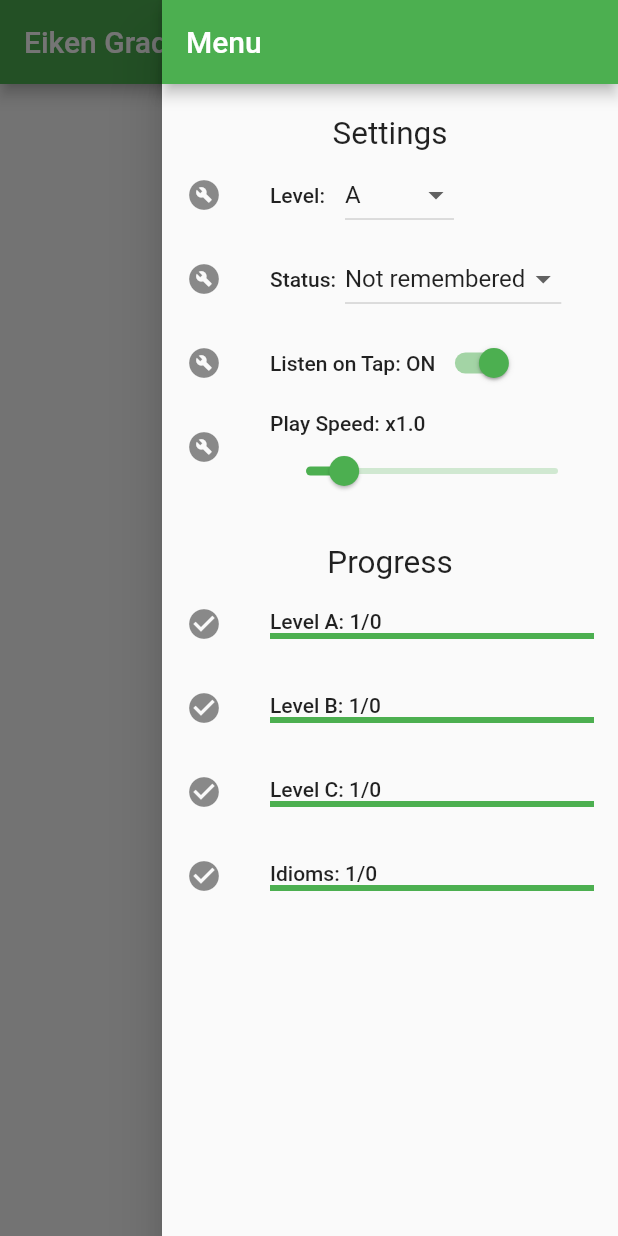
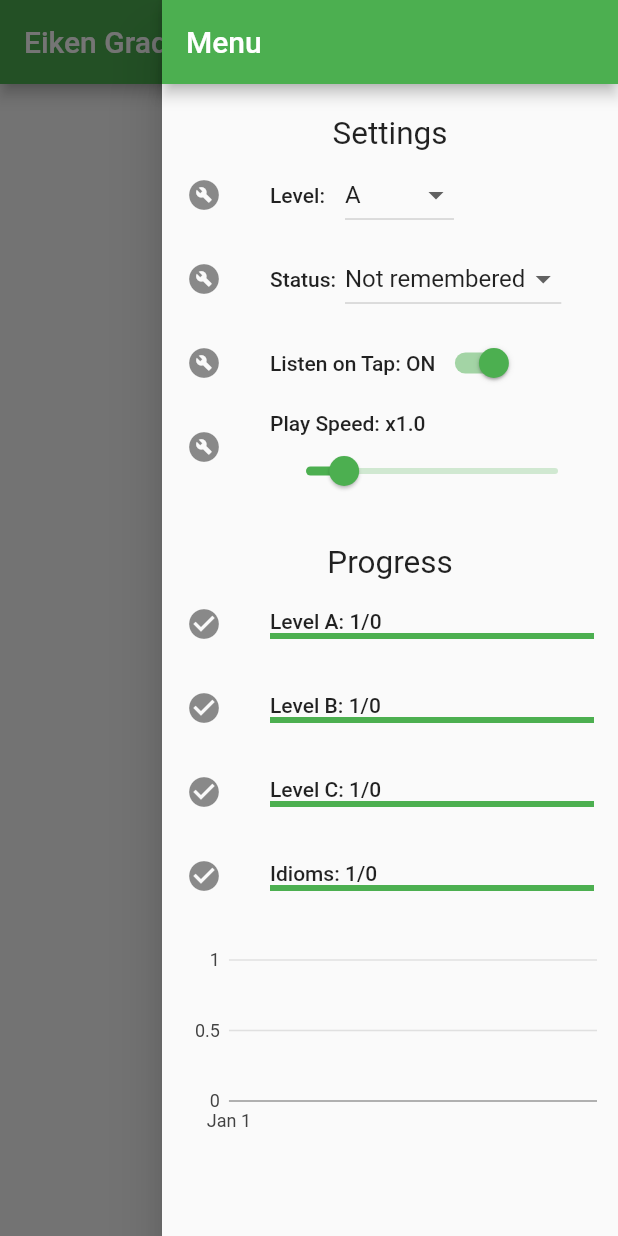
Before and after one commit to neutron0831/eiken-grade-1, a Flutter app: the screen it shows after launch, with the side drawer open, on a phone screen of 412 x 824 dp. Run offline on Flutter 3.47's test engine with Material 2 defaults, Android fonts, the phone set to English and light mode, and no system bars; our stand-ins replace charts_flutter, cloud_firestore, firebase_core, just_audio; missing offline and left inert: audio_session, draggable_scrollbar; accounts and stored records are empty; statements that could not run were skipped.

Commit message:
:sparkles: Add a progress chart on the drawer #14
Add a progress chart on the drawer to show how many words are remembered.

```diff
--- /dev/null
+++ b/lib/components/progress_chart.dart
@@ -0,0 +1,57 @@
+import 'package:charts_flutter/flutter.dart' as charts;
+import 'package:flutter/material.dart';
+
+class ProgressChart extends StatelessWidget {
+  final List words;
+  final bool animate;
+
+  const ProgressChart(this.words, {Key? key, required this.animate})
+      : super(key: key);
+
+  @override
+  Widget build(BuildContext context) {
+    return charts.TimeSeriesChart(
+      createChartData(words),
+      animate: animate,
+      dateTimeFactory: const charts.LocalDateTimeFactory(),
+    );
+  }
+
+  static List<charts.Series<TimeSeriesWords, DateTime>> createChartData(
+      List words) {
+    final List rememberedWords =
+        words.where((word) => word['remembered']).toList();
+    final List dates = rememberedWords
+        .map((word) => DateUtils.dateOnly(word['updatedAt']))
+        .toSet()
+        .toList();
+    dates.sort();
+    List<TimeSeriesWords> data = dates
+        .map((date) => TimeSeriesWords(
+            date,
+            rememberedWords
+                .where((word) => DateUtils.dateOnly(word['updatedAt']) == date)
+                .length))
+        .toList();
+    for (int i = 1; i < data.length; i++) {
+      data[i].number += data[i - 1].number;
+    }
+
+    return [
+      charts.Series<TimeSeriesWords, DateTime>(
+        id: 'Progress',
+        colorFn: (_, __) => charts.MaterialPalette.green.shadeDefault,
+        domainFn: (TimeSeriesWords words, _) => words.date,
+        measureFn: (TimeSeriesWords words, _) => words.number,
+        data: data,
+      )
+    ];
+  }
+}
+
+class TimeSeriesWords {
+  DateTime date;
+  int number;
+
+  TimeSeriesWords(this.date, this.number);
+}
--- a/lib/pages/top_page.dart
+++ b/lib/pages/top_page.dart
@@ -1,7 +1,10 @@
+// ignore_for_file: unnecessary_new
+
 import 'dart:convert';
 
 import 'package:audio_session/audio_session.dart';
 import 'package:draggable_scrollbar/draggable_scrollbar.dart';
+import 'package:eiken_grade_1/components/progress_chart.dart';
 import 'package:eiken_grade_1/model/user.dart';
 import 'package:eiken_grade_1/model/word.dart';
 import 'package:eiken_grade_1/utils/firebase.dart';
@@ -248,7 +251,9 @@ class _TopPageState extends State<TopPage> {
         child: Drawer(
             child: Scaffold(
           appBar: AppBar(title: const Text('Menu')),
-          body: Column(children: [
+          body: SingleChildScrollView(
+            scrollDirection: Axis.vertical,
+            child: Column(children: [
               const Padding(
                 padding: EdgeInsets.only(top: 21),
                 child: Text('Settings', style: TextStyle(fontSize: 21)),
@@ -261,8 +266,8 @@ class _TopPageState extends State<TopPage> {
                     DropdownButton(
                       value: levelToDisplay,
                       items: levels
-                        .map((level) =>
-                            DropdownMenuItem(value: level, child: Text(level)))
+                          .map((level) => DropdownMenuItem(
+                              value: level, child: Text(level)))
                           .toList(),
                       onChanged: (String? value) {
                         setState(() {
@@ -281,7 +286,8 @@ class _TopPageState extends State<TopPage> {
                     DropdownButton(
                       value: statusToDisplay,
                       items: status
-                        .map((s) => DropdownMenuItem(value: s, child: Text(s)))
+                          .map(
+                              (s) => DropdownMenuItem(value: s, child: Text(s)))
                           .toList(),
                       onChanged: (String? value) {
                         setState(() {
@@ -355,7 +361,13 @@ class _TopPageState extends State<TopPage> {
                     ),
                   ),
               ]),
+              Container(
+                padding: const EdgeInsets.only(top: 14, left: 14),
+                height: 150,
+                child: ProgressChart(user.words!, animate: false),
+              ),
             ]),
+          ),
         )),
       ),
     );
--- a/lib/utils/firebase.dart
+++ b/lib/utils/firebase.dart
@@ -28,7 +28,7 @@ class Firestore {
           .map((word) => {
                 'id': word['id'].toString(),
                 'remembered': word['remembered'],
-                'updatedAt': word['updated_at']
+                'updatedAt': word['updated_at'].toDate()
               })
           .toList();
     } catch (e) {
--- a/pubspec.yaml
+++ b/pubspec.yaml
@@ -39,6 +39,7 @@ dependencies:
   firebase_core: ^1.19.1
   just_audio: ^0.9.27
   audio_session: ^0.1.9
+  charts_flutter: ^0.12.0
 
 dev_dependencies:
   flutter_test:
```
Also changed, not shown: pubspec.lock. Lines whose indentation alone changed are shown as unchanged.
